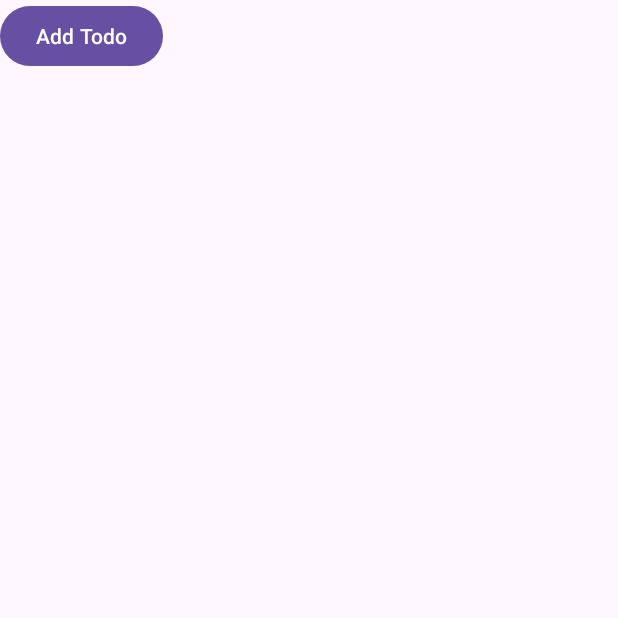
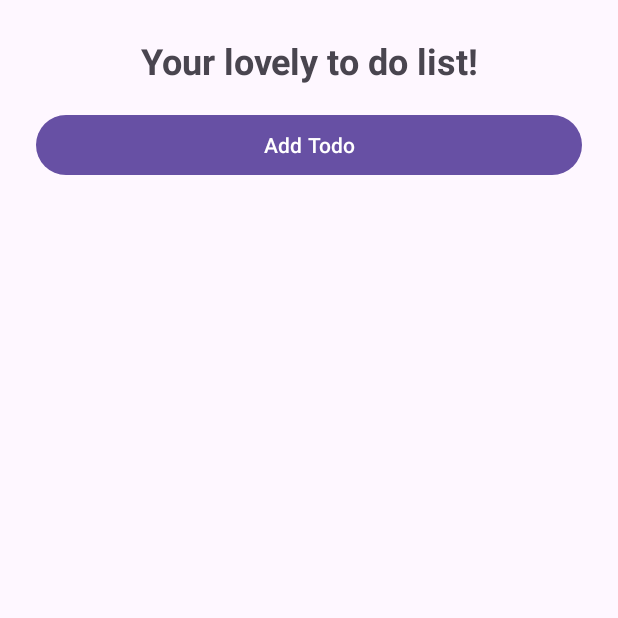
Before and after one commit to caesariodito/fullstack-todo-app, an Android app: the screen it shows after launch (MainActivity), on a phone screen of 412 x 824 dp, the top half of it. Run offline under Robolectric (Android 15) with nearby library versions, the phone set to English and light mode, and no system bars; our stand-ins replace data binding.

Commit message:
feat(fe): redesign main activity view

```diff
--- a/fe-todo/app/src/main/res/layout/activity_main.xml
+++ b/fe-todo/app/src/main/res/layout/activity_main.xml
@@ -13,17 +13,36 @@
         android:layout_width="match_parent"
         android:layout_height="match_parent"
         android:orientation="vertical"
+        android:padding="24dp"
         tools:context=".MainActivity">
+
+        <TextView
+            android:id="@+id/textView"
+            android:layout_width="match_parent"
+            android:layout_height="wrap_content"
+            android:paddingBottom="8dp"
+            android:text="Your lovely to do list!"
+            android:textAlignment="center"
+            android:textSize="24sp"
+            android:textStyle="bold" />
 
         <Button
             android:id="@+id/buttonAddTodo"
-            android:layout_width="wrap_content"
+            android:layout_width="match_parent"
             android:layout_height="wrap_content"
+            android:layout_marginTop="8dp"
+            android:layout_marginBottom="8dp"
             android:text="Add Todo" />
 
         <androidx.recyclerview.widget.RecyclerView
             android:id="@+id/recyclerView"
             android:layout_width="match_parent"
-            android:layout_height="match_parent" />
+            android:layout_height="wrap_content"
+            android:paddingTop="4dp"
+            android:paddingBottom="4dp">
+
+        </androidx.recyclerview.widget.RecyclerView>
+
     </LinearLayout>
+
 </layout>
```
